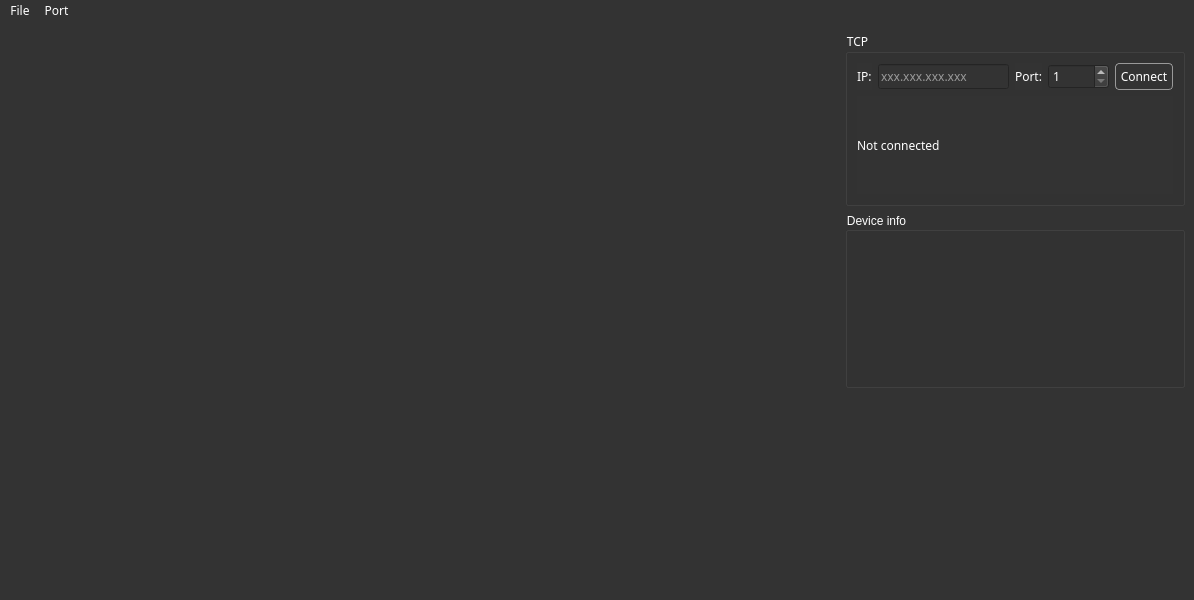
Old version of the form mainwindow.ui in the repository IlyaZh/Maiman-MCBS.
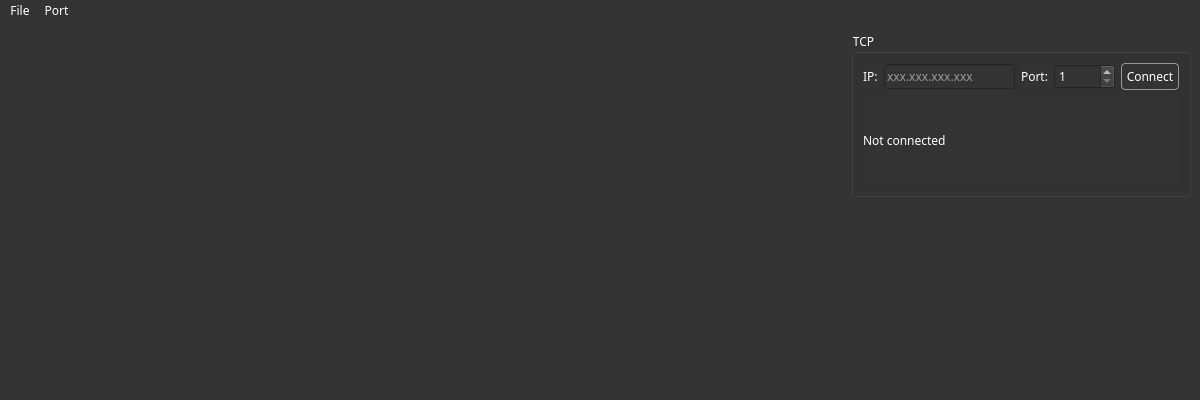
New version of the form. Icons and pictures are not drawn.

The edit to the form file:
```diff
--- a/mainwindow.ui
+++ b/mainwindow.ui
@@ -6,12 +6,12 @@
    <rect>
     <x>0</x>
     <y>0</y>
-    <width>1194</width>
-    <height>600</height>
+    <width>1200</width>
+    <height>400</height>
    </rect>
   </property>
   <property name="sizePolicy">
-   <sizepolicy hsizetype="Minimum" vsizetype="Minimum">
+   <sizepolicy hsizetype="MinimumExpanding" vsizetype="Maximum">
     <horstretch>0</horstretch>
     <verstretch>0</verstretch>
    </sizepolicy>
@@ -49,42 +49,13 @@
 }</string>
   </property>
   <widget class="QWidget" name="centralwidget">
+   <property name="sizePolicy">
+    <sizepolicy hsizetype="MinimumExpanding" vsizetype="Preferred">
+     <horstretch>0</horstretch>
+     <verstretch>0</verstretch>
+    </sizepolicy>
+   </property>
    <layout class="QGridLayout" name="gridLayout_2">
-    <item row="0" column="0" rowspan="3">
-     <widget class="QScrollArea" name="scrollArea">
-      <property name="sizePolicy">
-       <sizepolicy hsizetype="MinimumExpanding" vsizetype="Minimum">
-        <horstretch>0</horstretch>
-        <verstretch>0</verstretch>
-       </sizepolicy>
-      </property>
-      <property name="styleSheet">
-       <string notr="true"/>
-      </property>
-      <property name="frameShape">
-       <enum>QFrame::NoFrame</enum>
-      </property>
-      <property name="horizontalScrollBarPolicy">
-       <enum>Qt::ScrollBarAlwaysOff</enum>
-      </property>
-      <property name="sizeAdjustPolicy">
-       <enum>QAbstractScrollArea::AdjustToContents</enum>
-      </property>
-      <property name="widgetResizable">
-       <bool>true</bool>
-      </property>
-      <widget class="QWidget" name="workFieldWidget">
-       <property name="geometry">
-        <rect>
-         <x>0</x>
-         <y>0</y>
-         <width>830</width>
-         <height>542</height>
-        </rect>
-       </property>
-      </widget>
-     </widget>
-    </item>
     <item row="0" column="1">
      <widget class="QGroupBox" name="groupBox">
       <property name="sizePolicy">
@@ -246,23 +217,39 @@
       </layout>
      </widget>
     </item>
-    <item row="1" column="1">
-     <widget class="QGroupBox" name="groupBox_2">
+    <item row="0" column="0" rowspan="2">
+     <widget class="QScrollArea" name="scrollArea">
       <property name="sizePolicy">
-       <sizepolicy hsizetype="Preferred" vsizetype="Preferred">
+       <sizepolicy hsizetype="MinimumExpanding" vsizetype="MinimumExpanding">
         <horstretch>0</horstretch>
         <verstretch>0</verstretch>
        </sizepolicy>
       </property>
-      <property name="minimumSize">
-       <size>
-        <width>340</width>
-        <height>0</height>
-       </size>
+      <property name="styleSheet">
+       <string notr="true"/>
       </property>
-      <property name="title">
-       <string>Device info</string>
+      <property name="frameShape">
+       <enum>QFrame::NoFrame</enum>
       </property>
+      <property name="horizontalScrollBarPolicy">
+       <enum>Qt::ScrollBarAlwaysOff</enum>
+      </property>
+      <property name="sizeAdjustPolicy">
+       <enum>QAbstractScrollArea::AdjustToContents</enum>
+      </property>
+      <property name="widgetResizable">
+       <bool>true</bool>
+      </property>
+      <widget class="QWidget" name="workFieldWidget">
+       <property name="geometry">
+        <rect>
+         <x>0</x>
+         <y>0</y>
+         <width>836</width>
+         <height>342</height>
+        </rect>
+       </property>
+      </widget>
      </widget>
     </item>
    </layout>
@@ -272,7 +259,7 @@
     <rect>
      <x>0</x>
      <y>0</y>
-     <width>1194</width>
+     <width>1200</width>
      <height>20</height>
     </rect>
    </property>
```
